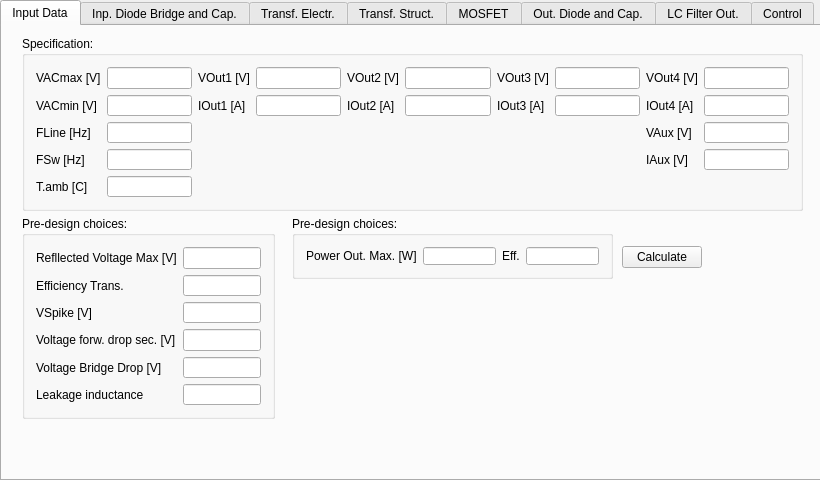
First picture: the form in FLySMPS/FLySMPS.ui, repository aemeltsev/FLySMPS, before the edit.
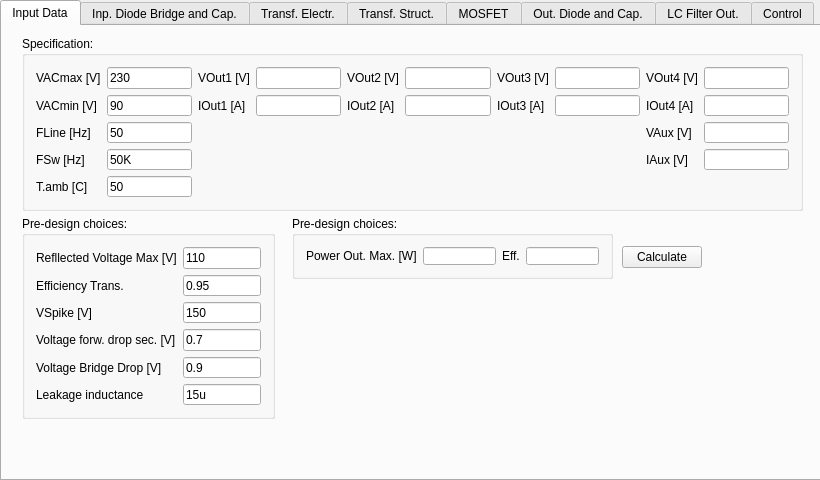
Second picture: the form after the edit.

Commit message: chore: start values

```diff
--- a/FLySMPS/FLySMPS.ui
+++ b/FLySMPS/FLySMPS.ui
@@ -97,7 +97,11 @@
         </widget>
        </item>
        <item row="4" column="1">
-        <widget class="QLineEdit" name="Tamb"/>
+        <widget class="QLineEdit" name="Tamb">
+         <property name="text">
+          <string>50</string>
+         </property>
+        </widget>
        </item>
        <item row="0" column="5">
         <widget class="QLineEdit" name="VOut2"/>
@@ -113,7 +117,11 @@
         </widget>
        </item>
        <item row="0" column="1">
-        <widget class="QLineEdit" name="VACmax"/>
+        <widget class="QLineEdit" name="VACmax">
+         <property name="text">
+          <string>230</string>
+         </property>
+        </widget>
        </item>
        <item row="0" column="0">
         <widget class="QLabel" name="label">
@@ -190,7 +198,11 @@
         </widget>
        </item>
        <item row="2" column="1">
-        <widget class="QLineEdit" name="FLine"/>
+        <widget class="QLineEdit" name="FLine">
+         <property name="text">
+          <string>50</string>
+         </property>
+        </widget>
        </item>
        <item row="4" column="0">
         <widget class="QLabel" name="label_25">
@@ -203,13 +215,21 @@
         <widget class="QLineEdit" name="IOut2"/>
        </item>
        <item row="1" column="1">
-        <widget class="QLineEdit" name="VACmin"/>
+        <widget class="QLineEdit" name="VACmin">
+         <property name="text">
+          <string>90</string>
+         </property>
+        </widget>
        </item>
        <item row="0" column="9">
         <widget class="QLineEdit" name="VOut4"/>
        </item>
        <item row="3" column="1">
-        <widget class="QLineEdit" name="FSw"/>
+        <widget class="QLineEdit" name="FSw">
+         <property name="text">
+          <string>50K</string>
+         </property>
+        </widget>
        </item>
        <item row="1" column="8">
         <widget class="QLabel" name="label_20">
@@ -255,7 +275,11 @@
         </widget>
        </item>
        <item row="0" column="1">
-        <widget class="QLineEdit" name="ReflVoltage"/>
+        <widget class="QLineEdit" name="ReflVoltage">
+         <property name="text">
+          <string>110</string>
+         </property>
+        </widget>
        </item>
        <item row="1" column="0">
         <widget class="QLabel" name="label_26">
@@ -265,7 +289,11 @@
         </widget>
        </item>
        <item row="1" column="1">
-        <widget class="QLineEdit" name="EffTransf"/>
+        <widget class="QLineEdit" name="EffTransf">
+         <property name="text">
+          <string>0.95</string>
+         </property>
+        </widget>
        </item>
        <item row="2" column="0">
         <widget class="QLabel" name="label_27">
@@ -275,7 +303,11 @@
         </widget>
        </item>
        <item row="2" column="1">
-        <widget class="QLineEdit" name="VSpike"/>
+        <widget class="QLineEdit" name="VSpike">
+         <property name="text">
+          <string>150</string>
+         </property>
+        </widget>
        </item>
        <item row="3" column="0">
         <widget class="QLabel" name="label_28">
@@ -285,7 +317,11 @@
         </widget>
        </item>
        <item row="3" column="1">
-        <widget class="QLineEdit" name="VoltDropSec"/>
+        <widget class="QLineEdit" name="VoltDropSec">
+         <property name="text">
+          <string>0.7</string>
+         </property>
+        </widget>
        </item>
        <item row="4" column="0">
         <widget class="QLabel" name="label_29">
@@ -295,7 +331,11 @@
         </widget>
        </item>
        <item row="4" column="1">
-        <widget class="QLineEdit" name="VoltBridgeDrop"/>
+        <widget class="QLineEdit" name="VoltBridgeDrop">
+         <property name="text">
+          <string>0.9</string>
+         </property>
+        </widget>
        </item>
        <item row="5" column="0">
         <widget class="QLabel" name="label_30">
@@ -305,7 +345,11 @@
         </widget>
        </item>
        <item row="5" column="1">
-        <widget class="QLineEdit" name="LeakageInduct"/>
+        <widget class="QLineEdit" name="LeakageInduct">
+         <property name="text">
+          <string>15u</string>
+         </property>
+        </widget>
        </item>
       </layout>
      </widget>
```
